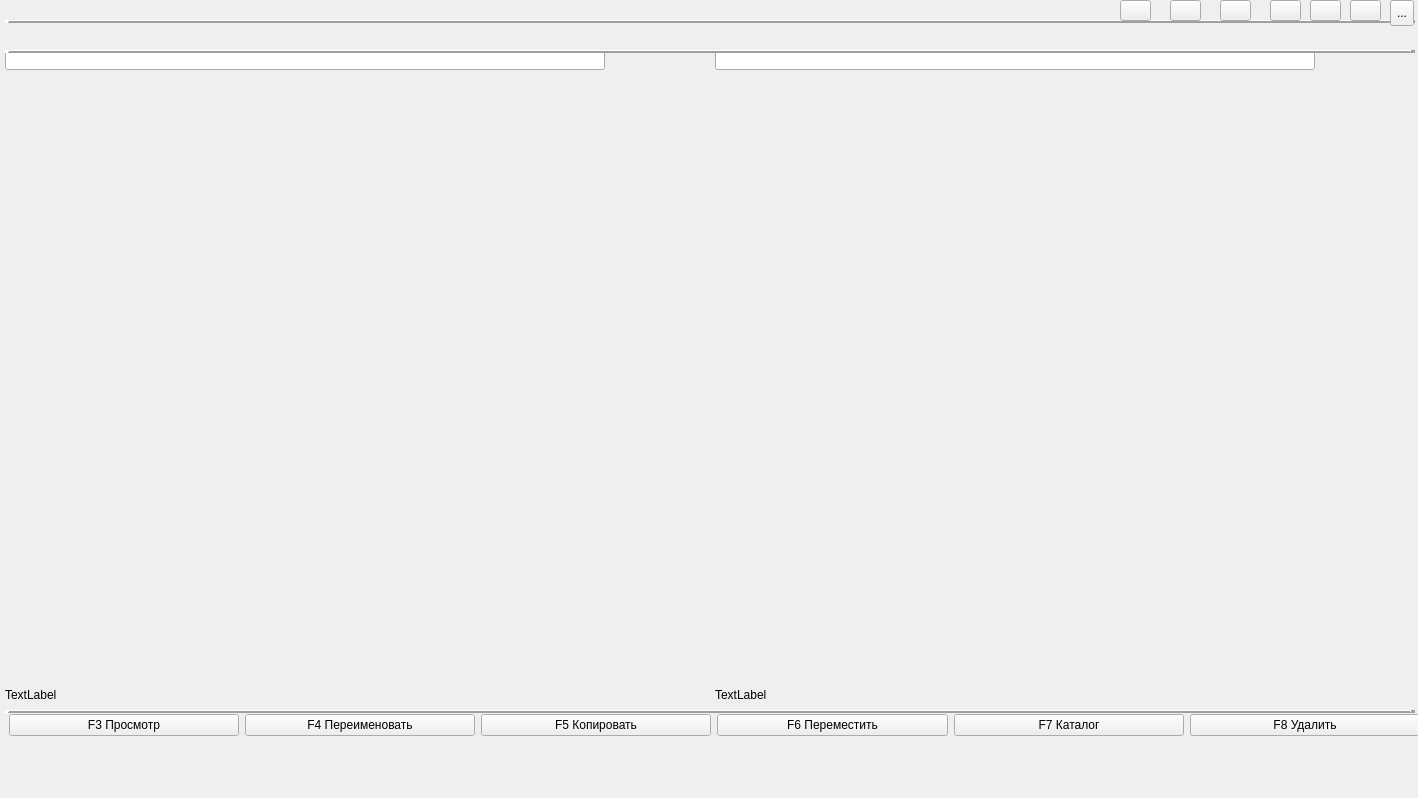
This is qFileCommander/mainwindow.ui in Mlynnik/qFileCommander as Qt 5 draws it before an edit. The edited form follows.
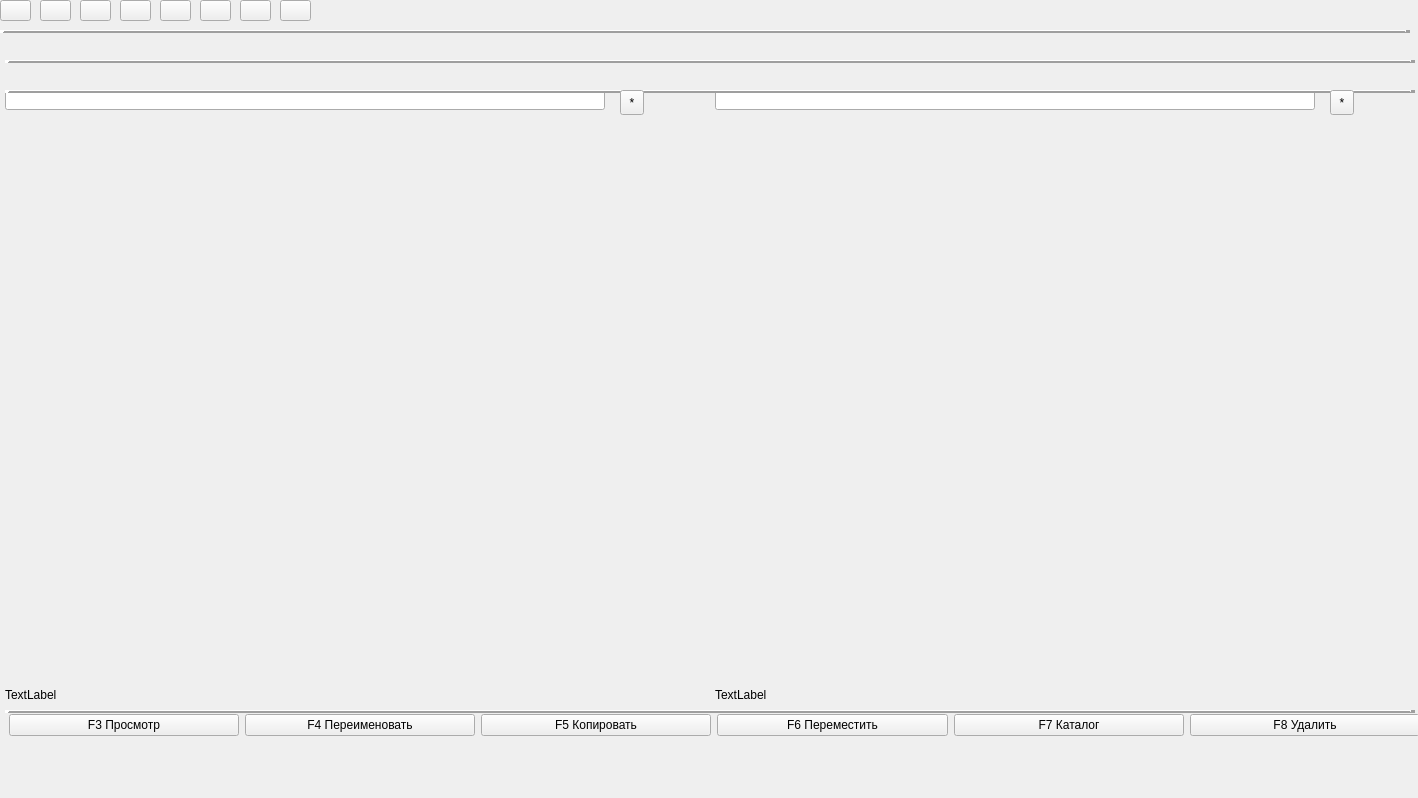
This is the edited form.

Commit message: added menu favourites dirs

What changed in the file:
```diff
--- a/qFileCommander/mainwindow.ui
+++ b/qFileCommander/mainwindow.ui
@@ -23,8 +23,8 @@
     <property name="geometry">
      <rect>
       <x>10</x>
-      <y>0</y>
-      <width>281</width>
+      <y>40</y>
+      <width>561</width>
       <height>31</height>
      </rect>
     </property>
@@ -34,8 +34,8 @@
     <property name="geometry">
      <rect>
       <x>720</x>
-      <y>0</y>
-      <width>281</width>
+      <y>40</y>
+      <width>571</width>
       <height>21</height>
      </rect>
     </property>
@@ -45,7 +45,7 @@
     <property name="geometry">
      <rect>
       <x>5</x>
-      <y>50</y>
+      <y>90</y>
       <width>600</width>
       <height>20</height>
      </rect>
@@ -58,7 +58,7 @@
     <property name="geometry">
      <rect>
       <x>715</x>
-      <y>50</y>
+      <y>90</y>
       <width>600</width>
       <height>20</height>
      </rect>
@@ -148,7 +148,7 @@
     <property name="geometry">
      <rect>
       <x>5</x>
-      <y>20</y>
+      <y>60</y>
       <width>1410</width>
       <height>3</height>
      </rect>
@@ -167,7 +167,7 @@
     <property name="geometry">
      <rect>
       <x>5</x>
-      <y>50</y>
+      <y>90</y>
       <width>1410</width>
       <height>3</height>
      </rect>
@@ -205,7 +205,7 @@
     <property name="geometry">
      <rect>
       <x>10</x>
-      <y>30</y>
+      <y>70</y>
       <width>691</width>
       <height>21</height>
      </rect>
@@ -220,7 +220,7 @@
     <property name="geometry">
      <rect>
       <x>720</x>
-      <y>30</y>
+      <y>70</y>
       <width>691</width>
       <height>21</height>
      </rect>
@@ -231,23 +231,10 @@
      </property>
     </layout>
    </widget>
-   <widget class="QToolButton" name="toolButton">
-    <property name="geometry">
-     <rect>
-      <x>1390</x>
-      <y>0</y>
-      <width>24</width>
-      <height>26</height>
-     </rect>
-    </property>
-    <property name="text">
-     <string>...</string>
-    </property>
-   </widget>
    <widget class="QPushButton" name="pushButton_open_in_exp">
     <property name="geometry">
      <rect>
-      <x>1310</x>
+      <x>120</x>
       <y>0</y>
       <width>31</width>
       <height>21</height>
@@ -263,7 +250,7 @@
    <widget class="QPushButton" name="pushButton_find">
     <property name="geometry">
      <rect>
-      <x>1270</x>
+      <x>280</x>
       <y>0</y>
       <width>31</width>
       <height>21</height>
@@ -279,7 +266,7 @@
    <widget class="QPushButton" name="pushButton_notepad">
     <property name="geometry">
      <rect>
-      <x>1220</x>
+      <x>160</x>
       <y>0</y>
       <width>31</width>
       <height>21</height>
@@ -295,7 +282,7 @@
    <widget class="QPushButton" name="pushButton_create_file">
     <property name="geometry">
      <rect>
-      <x>1170</x>
+      <x>200</x>
       <y>0</y>
       <width>31</width>
       <height>21</height>
@@ -311,7 +298,7 @@
    <widget class="QPushButton" name="pushButton_admin">
     <property name="geometry">
      <rect>
-      <x>1350</x>
+      <x>80</x>
       <y>0</y>
       <width>31</width>
       <height>21</height>
@@ -327,7 +314,7 @@
    <widget class="QPushButton" name="pushButton_mass_rename">
     <property name="geometry">
      <rect>
-      <x>1120</x>
+      <x>240</x>
       <y>0</y>
       <width>31</width>
       <height>21</height>
@@ -340,6 +327,83 @@
      <string/>
     </property>
    </widget>
+   <widget class="Line" name="line_0">
+    <property name="geometry">
+     <rect>
+      <x>0</x>
+      <y>30</y>
+      <width>1410</width>
+      <height>3</height>
+     </rect>
+    </property>
+    <property name="frameShadow">
+     <enum>QFrame::Raised</enum>
+    </property>
+    <property name="lineWidth">
+     <number>5</number>
+    </property>
+    <property name="orientation">
+     <enum>Qt::Horizontal</enum>
+    </property>
+   </widget>
+   <widget class="QPushButton" name="pushButton_settings">
+    <property name="geometry">
+     <rect>
+      <x>0</x>
+      <y>0</y>
+      <width>31</width>
+      <height>21</height>
+     </rect>
+    </property>
+    <property name="toolTip">
+     <string>&lt;html&gt;&lt;head/&gt;&lt;body&gt;&lt;p&gt;&lt;span style=&quot; font-size:10pt; font-weight:700;&quot;&gt;Настройки&lt;/span&gt;&lt;/p&gt;&lt;/body&gt;&lt;/html&gt;</string>
+    </property>
+    <property name="text">
+     <string/>
+    </property>
+   </widget>
+   <widget class="QPushButton" name="pushButton_hidden_f">
+    <property name="geometry">
+     <rect>
+      <x>40</x>
+      <y>0</y>
+      <width>31</width>
+      <height>21</height>
+     </rect>
+    </property>
+    <property name="toolTip">
+     <string>&lt;html&gt;&lt;head/&gt;&lt;body&gt;&lt;p&gt;&lt;span style=&quot; font-size:10pt; font-weight:700;&quot;&gt;Показ скрытых файлов&lt;/span&gt;&lt;/p&gt;&lt;/body&gt;&lt;/html&gt;</string>
+    </property>
+    <property name="text">
+     <string/>
+    </property>
+   </widget>
+   <widget class="QToolButton" name="toolButton_favourites_l">
+    <property name="geometry">
+     <rect>
+      <x>620</x>
+      <y>90</y>
+      <width>24</width>
+      <height>25</height>
+     </rect>
+    </property>
+    <property name="text">
+     <string>*</string>
+    </property>
+   </widget>
+   <widget class="QToolButton" name="toolButton_favourites_r">
+    <property name="geometry">
+     <rect>
+      <x>1330</x>
+      <y>90</y>
+      <width>24</width>
+      <height>25</height>
+     </rect>
+    </property>
+    <property name="text">
+     <string>*</string>
+    </property>
+   </widget>
   </widget>
  </widget>
  <resources/>
```
Left out of the diff: 2 changed lines with no effect on the pictures. The commit also changes 5 other files.
